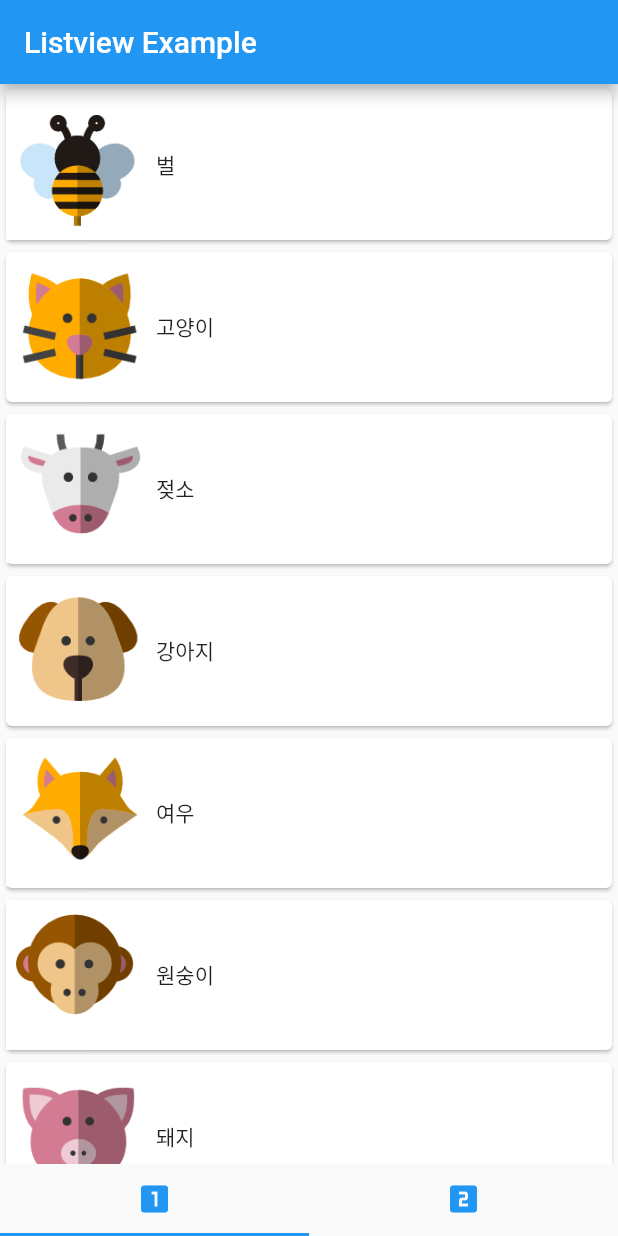
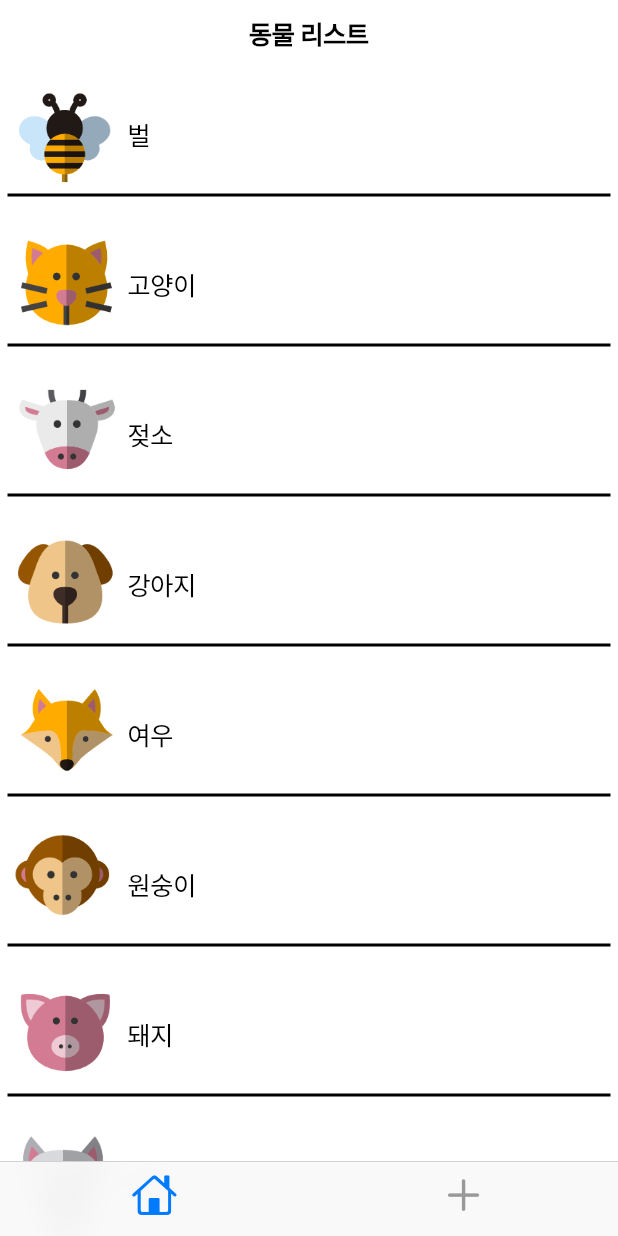
Before and after one commit to fbghgus123/flutter_study, a Flutter app: the screen it shows after launch, on a phone screen of 412 x 824 dp. Run offline on Flutter 3.47's test engine with Material 2 defaults, Android fonts, the phone set to English and light mode, and no system bars.

Commit message:
Study cupertino first step

```diff
--- /dev/null
+++ b/listview_example/lib/cupertinoMain.dart
@@ -0,0 +1,51 @@
+import 'package:flutter/cupertino.dart';
+import 'animalItem.dart';
+import 'iosSub/cupertinoFirstPage.dart';
+
+class CupertinoMain extends StatefulWidget {
+  @override
+  State<StatefulWidget> createState() {
+    return _CupertinoMain();
+  }
+}
+
+class _CupertinoMain extends State<CupertinoMain> {
+  CupertinoTabBar? tabBar;
+  List<Animal> animalList = List.empty(growable: true);
+
+  @override
+  void initState() {
+    super.initState();
+    tabBar = CupertinoTabBar(items: <BottomNavigationBarItem>[
+      BottomNavigationBarItem(icon: Icon(CupertinoIcons.home)),
+      BottomNavigationBarItem(icon: Icon(CupertinoIcons.add)),
+    ]);
+    animalList.add(Animal(animalName: '벌', kind: "곤충", imagePath: "repo/images/bee.png"));
+    animalList.add(Animal(animalName: '고양이', kind: "포유류", imagePath: "repo/images/cat.png"));
+    animalList.add(Animal(animalName: '젖소', kind: "포유류", imagePath: "repo/images/cow.png"));
+    animalList.add(Animal(animalName: '강아지', kind: "포유류", imagePath: "repo/images/dog.png"));
+    animalList.add(Animal(animalName: '여우', kind: "포유류", imagePath: "repo/images/fox.png"));
+    animalList.add(Animal(animalName: '원숭이', kind: "영장류", imagePath: "repo/images/monkey.png"));
+    animalList.add(Animal(animalName: '돼지', kind: "포유류", imagePath: "repo/images/pig.png"));
+    animalList.add(Animal(animalName: '늑대', kind: "포유류", imagePath: "repo/images/wolf.png"));
+
+  }
+
+  @override
+  Widget build(BuildContext context) {
+    return CupertinoApp(
+      home: CupertinoTabScaffold(tabBar: tabBar!,
+          tabBuilder: (context, value){
+        if (value == 0) {
+          return CupertinoFirstPage(animalList: animalList);
+        } else {
+          return Container(
+            child: Center(
+              child: Text('cupertino tab 2'),
+            ),
+          );
+        }
+          }),
+    );
+  }
+}
--- /dev/null
+++ b/listview_example/lib/iosSub/cupertinoFirstPage.dart
@@ -0,0 +1,48 @@
+import 'package:flutter/cupertino.dart';
+import '../animalItem.dart';
+import '../cupertinoMain.dart';
+
+class CupertinoFirstPage extends StatelessWidget {
+  final List<Animal> animalList;
+
+  const CupertinoFirstPage({Key? key, required this.animalList})
+      : super(key: key);
+
+  @override
+  Widget build(BuildContext context) {
+    return CupertinoPageScaffold(
+        navigationBar: CupertinoNavigationBar(
+          middle: Text('동물 리스트'),
+        ),
+        child: ListView.builder(
+          itemBuilder: (context, index) {
+            return GestureDetector(
+              child: Container(
+                padding: EdgeInsets.all(5),
+                height: 100,
+                child: Column(
+                  children: <Widget>[
+                    Row(
+                      children: <Widget>[
+                        Image.asset(
+                          animalList[index].imagePath!,
+                          fit: BoxFit.contain,
+                          width: 80,
+                          height: 80,
+                        ),
+                        Text(animalList[index].animalName!)
+                      ],
+                    ),
+                    Container(
+                      height: 2,
+                      color: CupertinoColors.black,
+                    )
+                  ],
+                ),
+              ) ,
+            );
+          },
+          itemCount: animalList.length,
+        ));
+  }
+}
--- a/listview_example/lib/main.dart
+++ b/listview_example/lib/main.dart
@@ -1,10 +1,11 @@
 import 'package:flutter/material.dart';
 import 'package:listview_example/sub/firstPage.dart';
 import 'package:listview_example/sub/secondPage.dart';
+import './cupertinoMain.dart';
 import './animalItem.dart';
 
 void main() {
-  runApp(const MyApp());
+  runApp(CupertinoMain());
 }
 
 class MyApp extends StatelessWidget {
```
